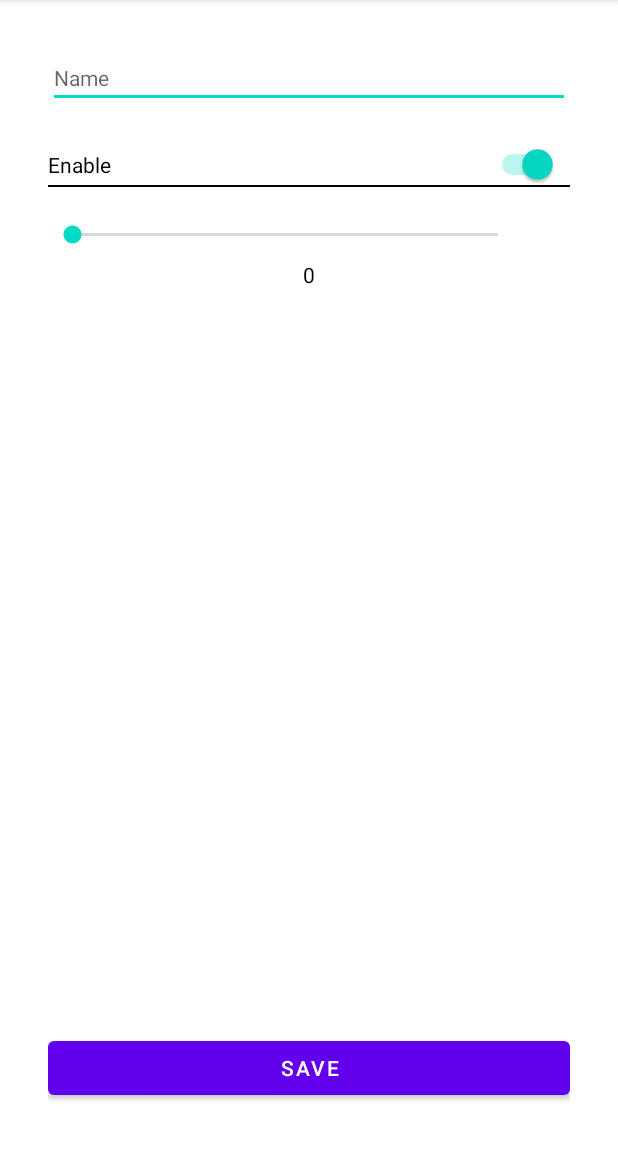
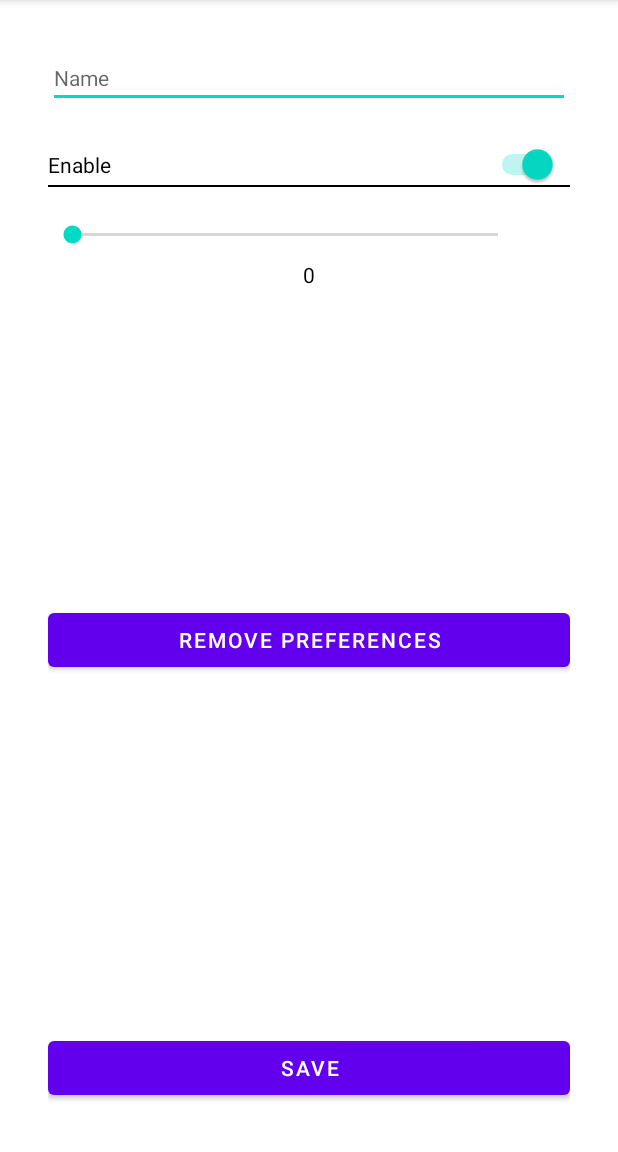
Before and after one commit to KarenSuqiasyan/GrowUp, an Android app: the screen it shows after launch (DelegateActivity), after a tap on "DELEGATE", on a phone screen of 412 x 824 dp, the part 84-1236 px from its top. Run offline under Robolectric (Android 15) with nearby library versions, the phone set to English and light mode, and no system bars; 7 statements that could not run were skipped.

Commit message:
add removePreference

```diff
--- a/app/src/main/java/com/example/growup/delegate/data/SettingsRepository.kt
+++ b/app/src/main/java/com/example/growup/delegate/data/SettingsRepository.kt
@@ -1,10 +1,24 @@
 package com.example.growup.delegate.data
 
 import android.content.SharedPreferences
+import androidx.core.content.edit
 
-class SettingsRepository(preferences: SharedPreferences) {
+class SettingsRepository(private val preferences: SharedPreferences) {
 
     var switcher: Boolean by preferences.booleanDelegate(false)
     var seekBar: Float by preferences.floatDelegate(0f)
     var name: String? by preferences.stringDelegate("")
+    companion object {
+        const val SWITCHER_KEY = "switcher_key"
+        const val SEEK_BAR_KEY = "seek_bar_key"
+        const val NAME_KEY = "name_key"
+    }
+
+    fun removePreference(key: String) {
+        preferences.edit { remove(key) }
+    }
+
+    fun removeAllPreferences() {
+        preferences.removeAllPreference()
+    }
 }
--- a/app/src/main/res/layout/activity_delegate.xml
+++ b/app/src/main/res/layout/activity_delegate.xml
@@ -9,9 +9,9 @@
         android:id="@+id/nameEditText"
         android:layout_width="0dp"
         android:layout_height="wrap_content"
+        android:hint="Name"
         android:inputType="text"
         android:textSize="14sp"
-        android:hint="Name"
         app:layout_constraintEnd_toEndOf="parent"
         app:layout_constraintStart_toStartOf="parent"
         app:layout_constraintTop_toTopOf="parent" />
@@ -20,10 +20,10 @@
         android:id="@+id/switcher"
         android:layout_width="wrap_content"
         android:layout_height="wrap_content"
+        android:layout_marginTop="24dp"
         android:checked="true"
+        android:switchPadding="250dp"
         android:text="Enable"
-        android:switchPadding="250dp"
-        android:layout_marginTop="24dp"
         app:layout_constraintStart_toStartOf="parent"
         app:layout_constraintTop_toBottomOf="@id/nameEditText"
         tools:ignore="UseSwitchCompatOrMaterialXml" />
@@ -38,8 +38,8 @@
         android:id="@+id/seekBar"
         android:layout_width="0dp"
         android:layout_height="wrap_content"
+        android:layout_marginTop="24dp"
         android:layout_marginEnd="32dp"
-        android:layout_marginTop="24dp"
         android:max="100"
         app:layout_constraintEnd_toEndOf="parent"
         app:layout_constraintStart_toStartOf="parent"
@@ -49,13 +49,13 @@
         android:id="@+id/seekBarValueTextView"
         android:layout_width="wrap_content"
         android:layout_height="wrap_content"
+        android:layout_marginTop="8dp"
+        android:gravity="center"
+        android:textColor="@android:color/black"
         android:textSize="14sp"
-        android:textColor="@android:color/black"
-        app:layout_constraintTop_toBottomOf="@id/seekBar"
+        app:layout_constraintEnd_toEndOf="parent"
         app:layout_constraintStart_toStartOf="parent"
-        app:layout_constraintEnd_toEndOf="parent"
-        android:layout_marginTop="8dp"
-        android:gravity="center" />
+        app:layout_constraintTop_toBottomOf="@id/seekBar" />
 
 
     <Button
@@ -63,8 +63,19 @@
         android:layout_width="0dp"
         android:layout_height="wrap_content"
         android:text="Save"
+        app:layout_constraintBottom_toBottomOf="parent"
         app:layout_constraintEnd_toEndOf="parent"
-        app:layout_constraintStart_toStartOf="parent"
-        app:layout_constraintBottom_toBottomOf="parent" />
+        app:layout_constraintStart_toStartOf="parent" />
+
+    <Button
+        android:id="@+id/removeButton"
+        android:layout_width="0dp"
+        android:layout_height="wrap_content"
+        android:text="Remove Preferences"
+        app:layout_constraintTop_toBottomOf="@id/seekBar"
+        app:layout_constraintBottom_toTopOf="@id/saveButton"
+        app:layout_constraintStart_toStartOf="@id/saveButton"
+        app:layout_constraintEnd_toEndOf="@id/saveButton"
+        />
 
 </androidx.constraintlayout.widget.ConstraintLayout>
```
Also changed, not shown: app/src/main/java/com/example/growup/delegate/data/PreferencesManager.kt (+27 -9 lines), app/src/main/java/com/example/growup/delegate/ui/DelegateActivity.kt (+15 -0 lines), app/src/main/java/com/example/growup/delegate/viewmodel/SettingsViewModel.kt (+12 -0 lines).
